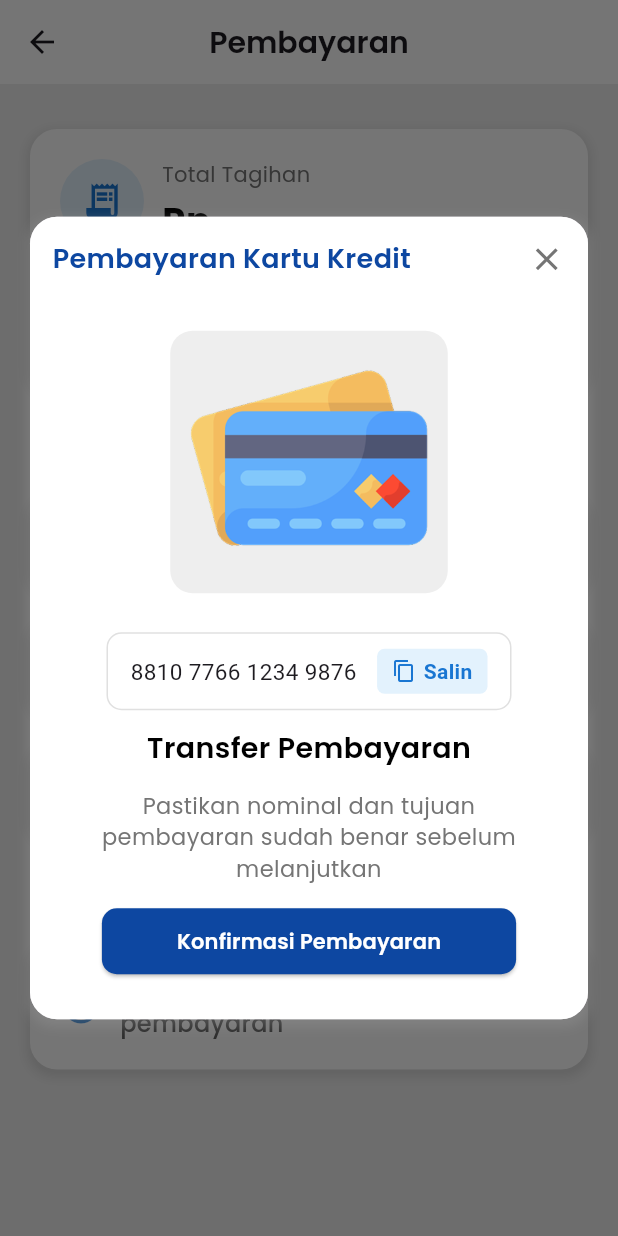
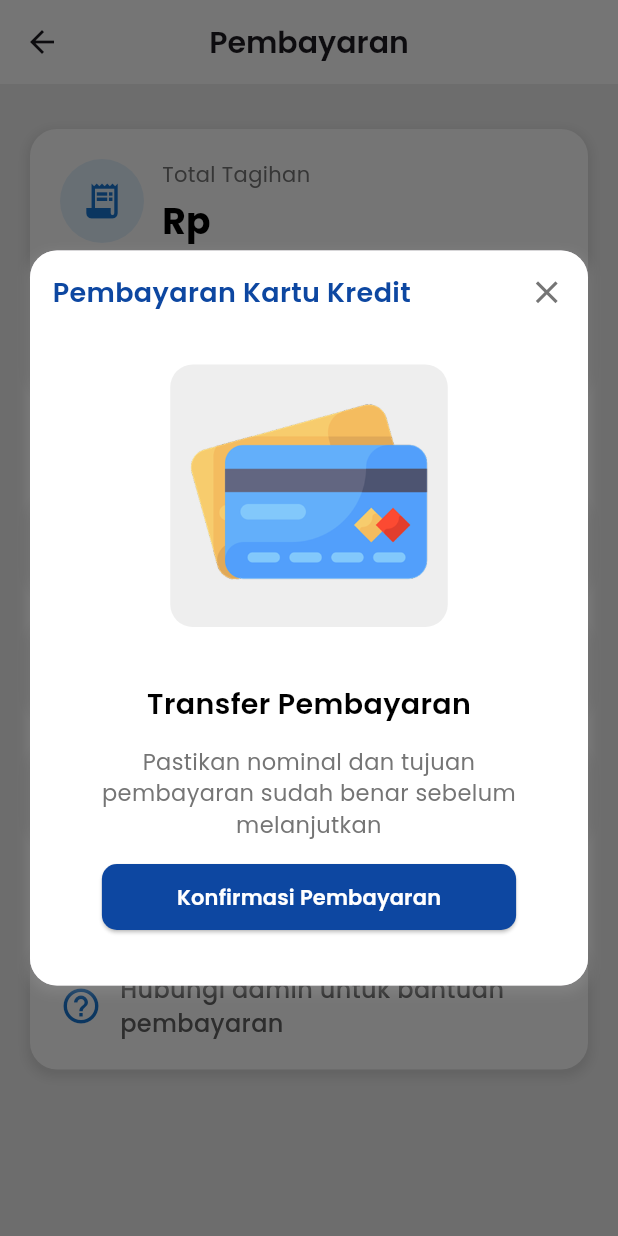
Before and after one commit to andkstrr/TicketingApp, a Flutter app: the PaymentPage screen opened directly with empty values, after a tap on "Kartu Kredit", on a phone screen of 412 x 824 dp. Run offline on Flutter 3.47's test engine with Material 3 defaults, Android fonts, the phone set to English and light mode, and no system bars; our stand-ins replace google_fonts.

Commit message:
update component popup for payment

```diff
--- a/lib/components/popup_credit.dart
+++ b/lib/components/popup_payment.dart
@@ -1,17 +1,48 @@
 import 'package:flutter/material.dart';
-import 'package:flutter/services.dart';
+import 'package:google_fonts/google_fonts.dart';
 import 'package:ticketing_app/receipt.dart';
-import 'package:google_fonts/google_fonts.dart';
 
-class PopupCreditPayment extends StatelessWidget {
-  const PopupCreditPayment({super.key});
+class PopupPayment extends StatelessWidget {
+  final String popupTitle;
+  final String methodTitle;
+  final String methodSubtitle;
+  final String imageAsset;
+  final String title;
+  final String type;
+  final String price;
 
-  static void show(BuildContext context) {
+  const PopupPayment({
+    super.key,
+    required this.popupTitle,
+    required this.methodTitle,
+    required this.methodSubtitle,
+    required this.imageAsset,
+    required this.title,
+    required this.type,
+    required this.price,
+  });
+
+  static void show(
+    BuildContext context, {
+    required String popupTitle,
+    required String methodTitle,
+    required String methodSubtitle,
+    required String imageAsset,
+    required String title,
+    required String type,
+    required String price,
+  }) {
     showDialog(
       context: context,
-      builder: (BuildContext context) {
-        return const PopupCreditPayment();
-      },
+      builder: (context) => PopupPayment(
+        popupTitle: popupTitle,
+        methodTitle: methodTitle,
+        methodSubtitle: methodSubtitle,
+        imageAsset: imageAsset,
+        title: title,
+        type: type,
+        price: price,
+      ),
     );
   }
 
@@ -19,10 +50,12 @@ class PopupCreditPayment extends StatelessWidget {
   Widget build(BuildContext context) {
     return Dialog(
       insetPadding: EdgeInsets.all(20.0),
-      shape: RoundedRectangleBorder(borderRadius: BorderRadius.circular(18)),
+      shape: RoundedRectangleBorder(
+        borderRadius: BorderRadius.circular(18),
+      ),
       child: Container(
         width: double.infinity,
-        height: 535,
+        height: 490,
         padding: const EdgeInsets.all(15),
         decoration: BoxDecoration(
           color: Colors.white,
@@ -41,7 +74,7 @@ class PopupCreditPayment extends StatelessWidget {
             Row(
               children: [
                 Text(
-                  "Pembayaran Kartu Kredit",
+                  popupTitle,
                   style: GoogleFonts.poppins(
                     fontSize: 18,
                     fontWeight: FontWeight.w600,
@@ -51,7 +84,11 @@ class PopupCreditPayment extends StatelessWidget {
                 const Spacer(),
                 GestureDetector(
                   onTap: () => Navigator.pop(context),
-                  child: Icon(Icons.close, size: 25, color: Colors.grey[600]),
+                  child: Icon(
+                    Icons.close,
+                    size: 25,
+                    color: Colors.grey[600],
+                  ),
                 ),
               ],
             ),
@@ -67,74 +104,21 @@ class PopupCreditPayment extends StatelessWidget {
                 child: Container(
                   width: 200,
                   height: 200,
-                  decoration: const BoxDecoration(
+                  decoration: BoxDecoration(
                     image: DecorationImage(
-                      image: AssetImage("assets/images/credit-card.png"),
+                      image: AssetImage(imageAsset),
                     ),
                   ),
                 ),
               ),
             ),
             const SizedBox(height: 26),
-            Container(
-              width: 270,
-              padding: EdgeInsets.symmetric(horizontal: 15, vertical: 10),
-              decoration: BoxDecoration(
-                border: Border.all(color: Colors.grey.shade300),
-                borderRadius: BorderRadius.circular(10),
-              ),
-              child: Row(
-                crossAxisAlignment: CrossAxisAlignment.center,
-                mainAxisAlignment: MainAxisAlignment.spaceBetween,
-                children: [
-                  Text('8810 7766 1234 9876', style: TextStyle(fontSize: 15)),
-                  InkWell(
-                      onTap: () {
-                        // Teks yang akan disalin
-                        final String textToCopy = '8810 7766 1234 9876';
-
-                        // Salin teks ke clipboard
-                        Clipboard.setData(ClipboardData(text: textToCopy));
-
-                        // Beri umpan balik (feedback) kepada pengguna menggunakan SnackBar
-                        ScaffoldMessenger.of(context).showSnackBar(
-                          SnackBar(
-                            content: Text('Nomor berhasil disalin!'),
-                            duration: Duration(seconds: 2),
-                          ),
-                        );
-                    },
-                    child: Container(
-                      padding: EdgeInsets.symmetric(horizontal: 10, vertical: 5),
-                      decoration: BoxDecoration(
-                        color: Colors.blue[50],
-                        borderRadius: BorderRadius.circular(5),
-                      ),
-                      child: Row(
-                        children: [
-                          Icon(Icons.copy, size: 16, color: Colors.blue[700]),
-                          SizedBox(width: 5),
-                          Text(
-                            'Salin',
-                            style: TextStyle(
-                              fontSize: 14,
-                              fontWeight: FontWeight.w600,
-                              color: Colors.blue[700],
-                            ),
-                          ),
-                        ],
-                      ),
-                    ),
-                  ),
-                ],
-              ),
-            ),
             Padding(
               padding: const EdgeInsets.all(12),
               child: Column(
                 children: [
                   Text(
-                    "Transfer Pembayaran",
+                    methodTitle,
                     style: GoogleFonts.poppins(
                       fontSize: 19,
                       fontWeight: FontWeight.w600,
@@ -143,7 +127,7 @@ class PopupCreditPayment extends StatelessWidget {
                   ),
                   const SizedBox(height: 14),
                   Text(
-                    "Pastikan nominal dan tujuan pembayaran sudah benar sebelum melanjutkan",
+                    methodSubtitle,
                     textAlign: TextAlign.center,
                     style: GoogleFonts.poppins(
                       fontSize: 15,
@@ -156,7 +140,12 @@ class PopupCreditPayment extends StatelessWidget {
                       Navigator.push(
                         context,
                         MaterialPageRoute(
-                          builder: (context) => const ReceiptPage(),
+                          builder: (context) => ReceiptPage(
+                            title: title,
+                            type: type,
+                            price: price,
+                            method: methodSubtitle,
+                          ),
                         ),
                       );
                     },
--- a/lib/payment.dart
+++ b/lib/payment.dart
@@ -1,8 +1,9 @@
 import 'package:flutter/material.dart';
 import 'package:google_fonts/google_fonts.dart';
-import 'components/popup_cash.dart';
-import 'components/popup_credit.dart';
-import 'components/popup_qris.dart';
+import 'components/popup_payment.dart';
+// import 'components/popup_cash.dart';
+// import 'components/popup_credit.dart';
+// import 'components/popup_qris.dart';
 
 class PaymentPage extends StatefulWidget {
   const PaymentPage({super.key, required this.title, required this.type, required this.price});
@@ -156,7 +157,16 @@ class _PaymentPageState extends State<PaymentPage> {
                     children: [
                       GestureDetector(
                         onTap: () {
-                          PopupCashPayment.show(context);
+                          PopupPayment.show(
+                            context,
+                            popupTitle: "Pembayaran Tunai",
+                            methodTitle: "Pembayaran Tunai",
+                            methodSubtitle: "Jika pembayaran telah diterima, klik button konfirmasi pembayaran untuk menyelesaikan transaksi",
+                            imageAsset: "assets/images/money-cash.png",
+                            title: widget.title,
+                            type: widget.type,
+                            price: widget.price
+                          );
                         },
                         child: Container(
                           padding: const EdgeInsets.all(20),
@@ -207,7 +217,16 @@ class _PaymentPageState extends State<PaymentPage> {
                       const SizedBox(height: 18),
                       GestureDetector(
                         onTap: () {
-                          PopupCreditPayment.show(context);
+                          PopupPayment.show(
+                            context,
+                            popupTitle: "Pembayaran Kartu Kredit",
+                            methodTitle: "Transfer Pembayaran",
+                            methodSubtitle: "Pastikan nominal dan tujuan pembayaran sudah benar sebelum melanjutkan",
+                            imageAsset: "assets/images/credit-card.png",
+                            title: widget.title,
+                            type: widget.type,
+                            price: widget.price
+                          );
                         },
                         child: Container(
                           padding: const EdgeInsets.all(20),
@@ -258,7 +277,16 @@ class _PaymentPageState extends State<PaymentPage> {
                       const SizedBox(height: 18),
                       GestureDetector(
                         onTap: () {
-                          PopupQrisPayment.show(context);
+                          PopupPayment.show(
+                            context,
+                            popupTitle: "Pembayaran QRIS",
+                            methodTitle: "Scan QR untuk Membayar",
+                            methodSubtitle: "Gunakan aplikasi e-wallet atau mobile banking untuk scan QR di atas dan selesaikan pembayaran",
+                            imageAsset: "assets/images/qr-code.png",
+                            title: widget.title,
+                            type: widget.type,
+                            price: widget.price
+                          );
                         },
                         child: Container(
                           padding: const EdgeInsets.all(20),
```
Also changed, not shown: lib/components/popup_cash.dart (deleted, +0 -142 lines), lib/components/popup_qris.dart (deleted, +0 -142 lines), lib/home.dart (+4 -4 lines), lib/receipt.dart (+10 -5 lines).
